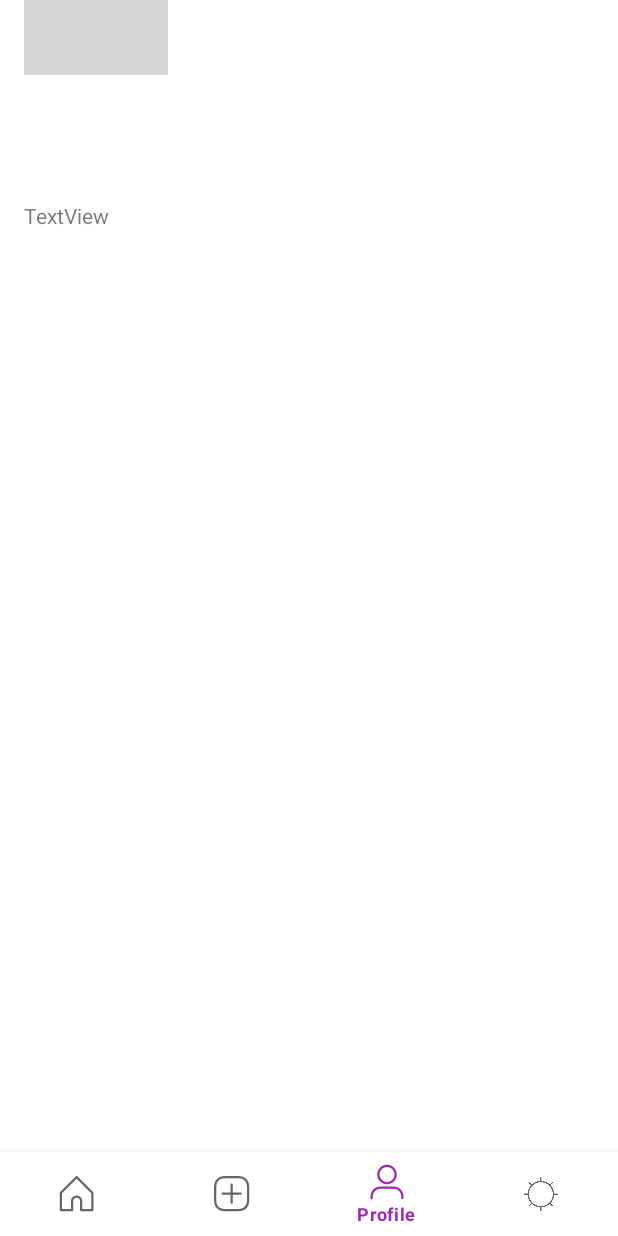
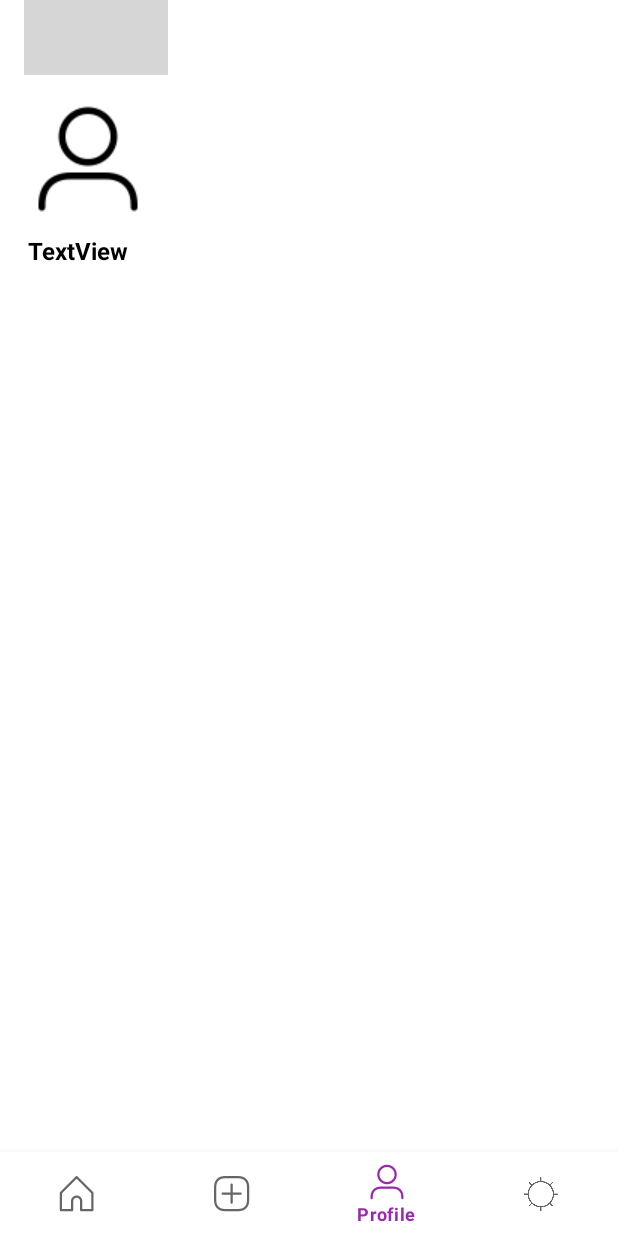
Before and after one commit to srnazng/Instagram, an Android app: the HomeFragment screen opened directly, with no data from a screen before it, item 3 of the bottom bar chosen, on a phone screen of 412 x 824 dp. Run offline under Robolectric (Android 15) with nearby library versions, the light colour scheme and no system bars; libraries missing offline, so code that uses them is left out: com.parse, org.parceler; pictures from the network do not load; 16 statements that could not run were skipped; grey boxes are pictures that could not be loaded.

Commit message:
Add profile image

```diff
--- a/app/src/main/java/com/example/instagram/ProfileFragment.java
+++ b/app/src/main/java/com/example/instagram/ProfileFragment.java
@@ -13,10 +13,15 @@ import android.util.TypedValue;
 import android.view.LayoutInflater;
 import android.view.View;
 import android.view.ViewGroup;
+import android.widget.ImageView;
 import android.widget.TextView;
 
+import com.bumptech.glide.Glide;
+import com.bumptech.glide.load.resource.bitmap.RoundedCorners;
+import com.bumptech.glide.request.RequestOptions;
 import com.parse.FindCallback;
 import com.parse.ParseException;
+import com.parse.ParseFile;
 import com.parse.ParseQuery;
 import com.parse.ParseUser;
 
@@ -33,7 +38,7 @@ public class ProfileFragment extends Fragment {
 
     private ParseUser user;
     private TextView tvProfileUsername;
-    private RecyclerView rvPostGrid;
+    private ImageView ivProfileImage;
 
     private List<Post> allPosts;
 
@@ -78,6 +83,11 @@ public class ProfileFragment extends Fragment {
         }
 
         // bind with view
+        ivProfileImage = view.findViewById(R.id.ivProfileImage);
+        ParseFile image =  user.getParseFile("profileImage");
+        if (image != null) {
+            Glide.with(this).load(image.getUrl()).apply(RequestOptions.circleCropTransform()).into(ivProfileImage);
+        }
         tvProfileUsername = view.findViewById(R.id.tvProfileUsername);
         tvProfileUsername.setText(user.getUsername());
         RecyclerView recyclerView = view.findViewById(R.id.rvPostGrid);
@@ -88,6 +98,7 @@ public class ProfileFragment extends Fragment {
         adapter = new GridPostsAdapter(getActivity(), allPosts);
         recyclerView.setAdapter(adapter);
 
+        // styling of columns in grid
         final int gridWidth = recyclerView.getWidth();
         final int cellWidthDP = 50;
         final int cellHeightDP = 80;
--- a/app/src/main/res/layout/fragment_profile.xml
+++ b/app/src/main/res/layout/fragment_profile.xml
@@ -11,32 +11,35 @@
         android:layout_height="match_parent">
 
         <ImageView
-            android:id="@+id/imageView2"
-            android:layout_width="wrap_content"
-            android:layout_height="wrap_content"
-            android:layout_marginTop="44dp"
+            android:id="@+id/ivProfileImage"
+            android:layout_width="80dp"
+            android:layout_height="80dp"
+            android:layout_marginTop="16dp"
+            android:scaleType="center"
             app:layout_constraintEnd_toEndOf="parent"
-            app:layout_constraintHorizontal_bias="0.498"
+            app:layout_constraintHorizontal_bias="0.056"
             app:layout_constraintStart_toStartOf="parent"
             app:layout_constraintTop_toTopOf="parent"
+            app:srcCompat="@drawable/instagram_user_outline_24"
             tools:src="@tools:sample/avatars" />
 
         <TextView
             android:id="@+id/tvProfileUsername"
             android:layout_width="wrap_content"
             android:layout_height="wrap_content"
-            android:layout_marginStart="16dp"
-            android:layout_marginTop="40dp"
+            android:layout_marginTop="10dp"
             android:text="TextView"
-            app:layout_constraintStart_toStartOf="parent"
-            app:layout_constraintTop_toBottomOf="@+id/imageView2" />
+            android:textColor="@color/black"
+            android:textSize="16sp"
+            android:textStyle="bold"
+            app:layout_constraintStart_toStartOf="@+id/ivProfileImage"
+            app:layout_constraintTop_toBottomOf="@+id/ivProfileImage" />
 
         <androidx.recyclerview.widget.RecyclerView
             android:id="@+id/rvPostGrid"
-            android:horizontalSpacing="0dp"
-            android:verticalSpacing="0dp"
             android:layout_width="match_parent"
             android:layout_height="wrap_content"
+            android:layout_marginTop="8dp"
             app:layout_constraintStart_toStartOf="parent"
             app:layout_constraintTop_toBottomOf="@+id/tvProfileUsername" />
 
--- a/app/src/main/res/layout/item_image.xml
+++ b/app/src/main/res/layout/item_image.xml
@@ -3,12 +3,11 @@
     xmlns:app="http://schemas.android.com/apk/res-auto"
     xmlns:tools="http://schemas.android.com/tools"
     android:layout_width="match_parent"
-    android:layout_height="200dp">
-
+    android:layout_height="174dp">
     <ImageView
         android:id="@+id/ivPostPhoto"
+        android:layout_width="match_parent"
         android:layout_height="match_parent"
-        android:layout_width="match_parent"
         android:layout_gravity="center"
         app:layout_constraintStart_toStartOf="parent"
         app:layout_constraintTop_toTopOf="parent"
```
Also changed, not shown: app/src/main/java/com/example/instagram/PostDetailsFragment.java (+10 -1 lines), app/src/main/java/com/example/instagram/PostsAdapter.java (+12 -1 lines), app/src/main/res/layout/fragment_post_details.xml (+22 -6 lines), app/src/main/res/layout/item_post.xml (+40 -8 lines), app/src/main/res/drawable/prof.png (added).
